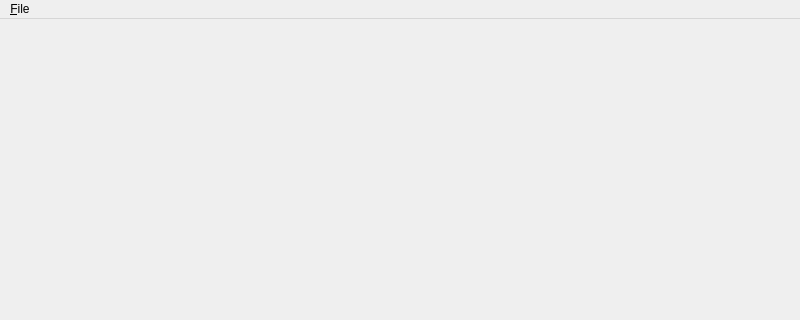
Before: the Qt Designer form src/mainwindow.ui in SSemenkin/AlarmBox, drawn with Qt 5; both pictures show x 0 to 800 and y 0 to 320 of the 800 by 600 pixel window.
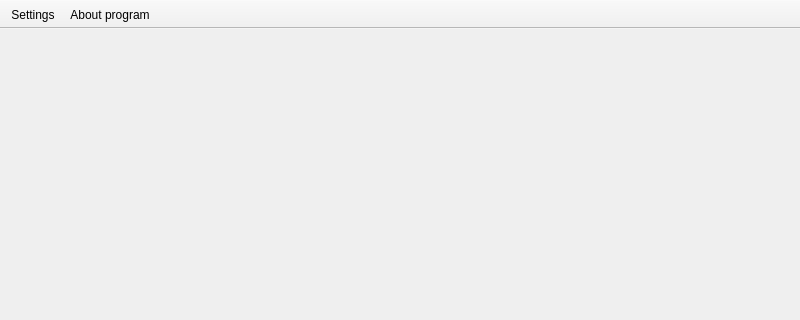
After: the same form once the commit is applied. Icons and pictures are not drawn.

```diff
--- a/src/mainwindow.ui
+++ b/src/mainwindow.ui
@@ -33,15 +33,27 @@
      <height>25</height>
     </rect>
    </property>
-   <widget class="QMenu" name="menu_File">
-    <property name="title">
-     <string>&amp;File</string>
-    </property>
-    <addaction name="action_Settings"/>
-   </widget>
-   <addaction name="menu_File"/>
   </widget>
   <widget class="QStatusBar" name="statusbar"/>
+  <widget class="QToolBar" name="toolBar">
+   <property name="contextMenuPolicy">
+    <enum>Qt::NoContextMenu</enum>
+   </property>
+   <property name="windowTitle">
+    <string>toolBar</string>
+   </property>
+   <property name="movable">
+    <bool>false</bool>
+   </property>
+   <attribute name="toolBarArea">
+    <enum>TopToolBarArea</enum>
+   </attribute>
+   <attribute name="toolBarBreak">
+    <bool>false</bool>
+   </attribute>
+   <addaction name="action_Settings"/>
+   <addaction name="actionAbout_program"/>
+  </widget>
   <action name="action_Settings">
    <property name="icon">
     <iconset resource="res.qrc">
@@ -51,6 +63,15 @@
     <string>&amp;Settings</string>
    </property>
   </action>
+  <action name="actionAbout_program">
+   <property name="icon">
+    <iconset resource="res.qrc">
+     <normaloff>:/icons/dolphin-emu.svg</normaloff>:/icons/dolphin-emu.svg</iconset>
+   </property>
+   <property name="text">
+    <string>About program</string>
+   </property>
+  </action>
  </widget>
  <resources>
   <include location="res.qrc"/>
```
